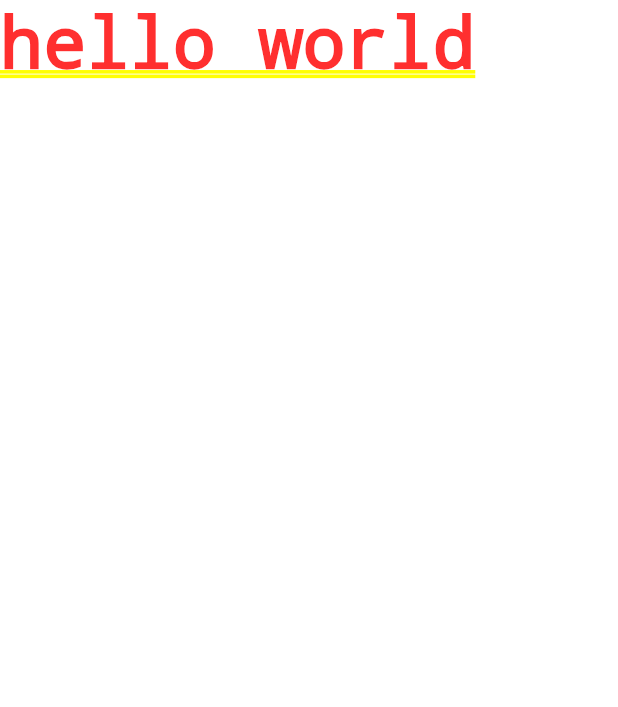
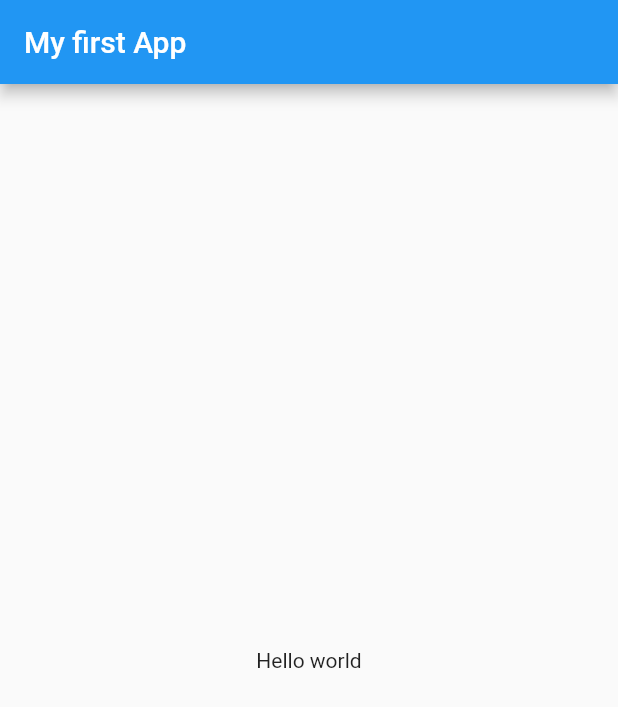
Before and after one commit to yodyindra/modul-praktikum-4-mobile-app, a Flutter app: the screen it shows after launch, on a phone screen of 412 x 824 dp. Shown: the top 707 px of the screen. Run offline on Flutter 3.47's test engine with Material 2 defaults, Android fonts, the phone set to English and light mode, and no system bars.

Commit message:
menempatkan  teks hello world berada di tengah

```diff
--- a/lib/main.dart
+++ b/lib/main.dart
@@ -1,11 +1,16 @@
 import 'package:flutter/material.dart';
 
-void main() {
-  runApp(MyApp());
-}
+void main() => runApp(MyApp());
 
 class MyApp extends StatelessWidget {
   Widget build(BuildContext context) {
-    return MaterialApp(home: Text('hello world'));
+    return MaterialApp(
+      home: Scaffold(
+        appBar: AppBar(
+          title: Text('My first App'),
+        ),
+        body: Center(child: Text('Hello world')),
+      ),
+    );
   }
 }
```
